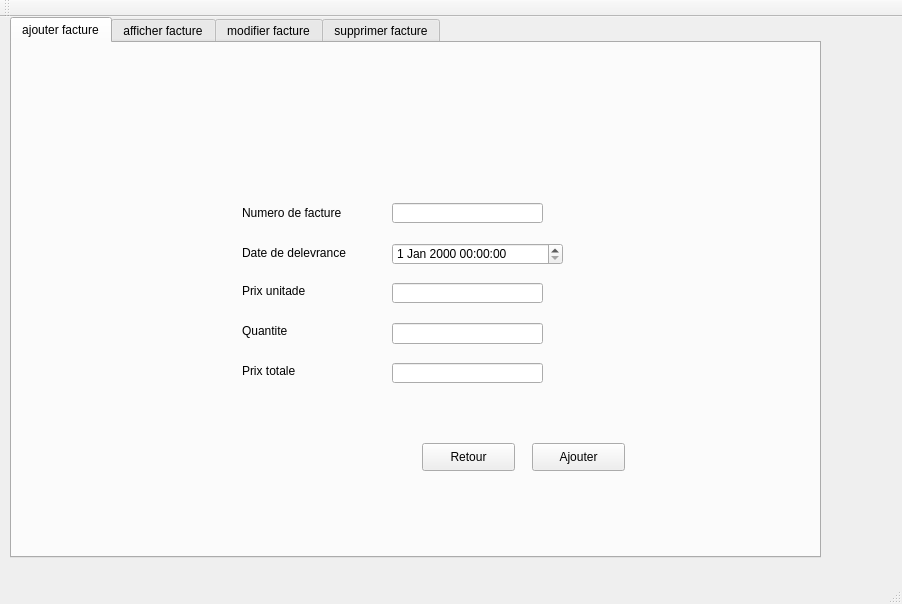
First picture: the form in mainwindow.ui, repository choucheniheb/Projet_C-_2A23_Smart-beauty-center, before the edit.
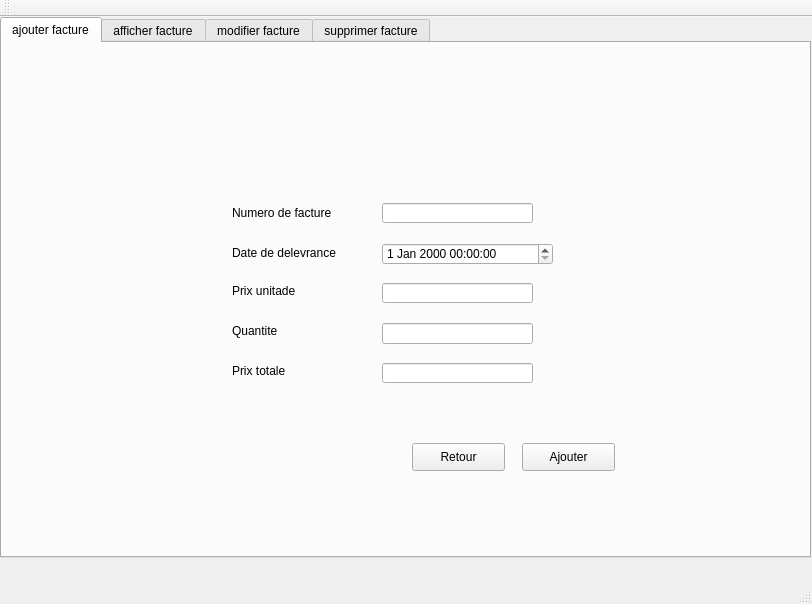
Second picture: the form after the edit. The open tabs and pages were chosen to show the change.

```diff
--- a/mainwindow.ui
+++ b/mainwindow.ui
@@ -6,7 +6,7 @@
    <rect>
     <x>0</x>
     <y>0</y>
-    <width>902</width>
+    <width>812</width>
     <height>604</height>
    </rect>
   </property>
@@ -17,7 +17,7 @@
    <widget class="QTabWidget" name="tabWidget">
     <property name="geometry">
      <rect>
-      <x>10</x>
+      <x>0</x>
       <y>0</y>
       <width>811</width>
       <height>541</height>
@@ -56,23 +56,23 @@
        <string>Date de delevrance</string>
       </property>
      </widget>
+     <widget class="QLineEdit" name="lineEdit_prix_unitaire">
+      <property name="geometry">
+       <rect>
+        <x>380</x>
+        <y>240</y>
+        <width>151</width>
+        <height>20</height>
+       </rect>
+      </property>
+      <property name="text">
+       <string/>
+      </property>
+     </widget>
      <widget class="QLineEdit" name="lineEdit_prix_totale">
       <property name="geometry">
        <rect>
         <x>380</x>
-        <y>240</y>
-        <width>151</width>
-        <height>20</height>
-       </rect>
-      </property>
-      <property name="text">
-       <string/>
-      </property>
-     </widget>
-     <widget class="QLineEdit" name="lineEdit_prix_unitare">
-      <property name="geometry">
-       <rect>
-        <x>380</x>
         <y>320</y>
         <width>151</width>
         <height>20</height>
```
Left out of the diff: 10 changed lines with no effect on the pictures.
